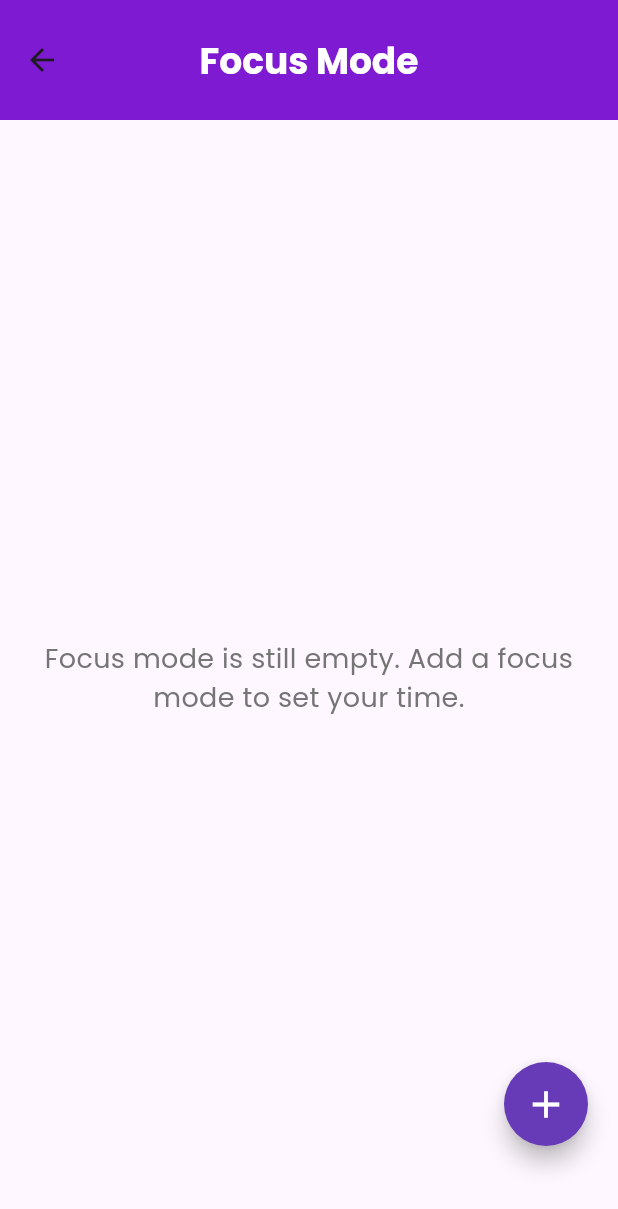
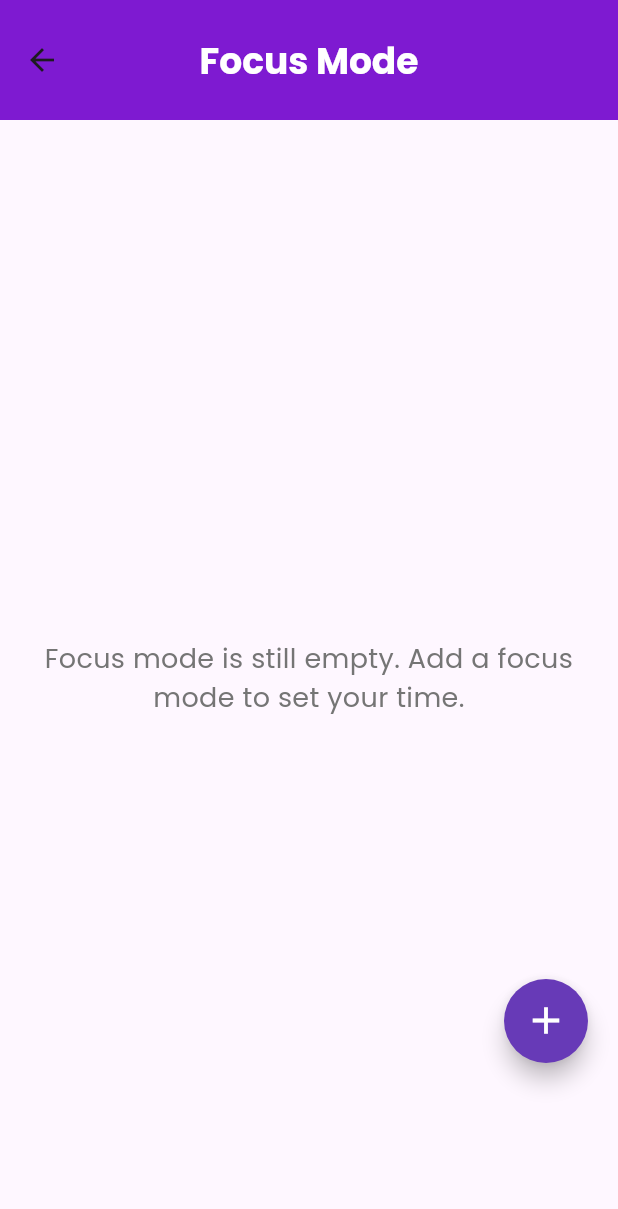
Before and after one commit to georgewin18/DoKo, a Flutter app: the FocusModePage screen opened directly, on a phone screen of 412 x 824 dp. Shown: the top 1209 px of the screen. Run offline on Flutter 3.47's test engine with Material 3 defaults, Android fonts, the phone set to English and light mode, and no system bars; our stand-ins replace auto_size_text, curved_labeled_navigation_bar, dropdown_button2, flutter_local_notifications, flutter_lucide, flutter_onboarding_slider and 5 more; accounts and stored records are empty.

Commit message:
fix floating action button height

```diff
--- a/lib/pages/focus_mode_page.dart
+++ b/lib/pages/focus_mode_page.dart
@@ -127,7 +127,7 @@ class _FocusModePageState extends State<FocusModePage> {
           Align(
             alignment: Alignment.bottomRight,
             child: Padding(
-              padding: const EdgeInsets.only(bottom: 60.0, right: 20.0),
+              padding: EdgeInsets.only(bottom: MediaQuery.of(context).size.height * 0.14, right: 20.0),
               child: FloatingActionButton(
                 onPressed: () async {
                   final result = await Navigator.push(
```
